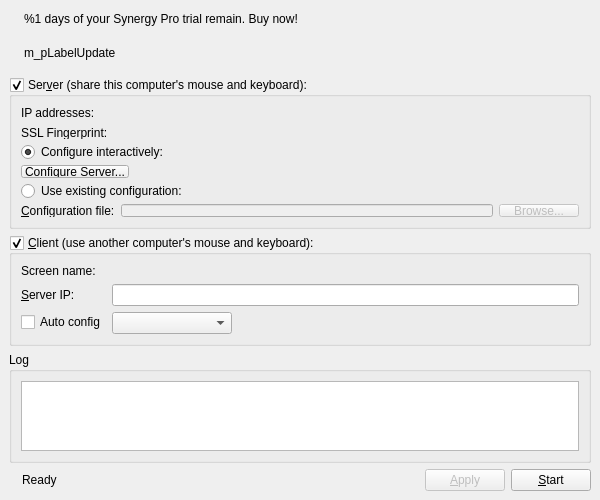
yshui/synergy-core, file src/gui/res/MainWindowBase.ui: the form before one commit.
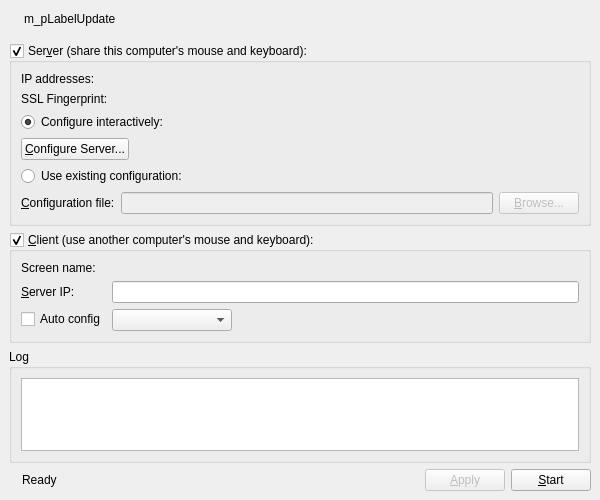
The form after the commit. Icons and pictures are not drawn.

Commit message: fewer lingering pieces left; UI things for the SSL messed up

Diff of the .ui file:
```diff
--- a/src/gui/res/MainWindowBase.ui
+++ b/src/gui/res/MainWindowBase.ui
@@ -27,57 +27,6 @@
   </property>
   <widget class="QWidget" name="centralwidget">
    <layout class="QVBoxLayout" name="verticalLayout_2">
-    <item>
-     <widget class="QWidget" name="m_trialWidget" native="true">
-      <layout class="QHBoxLayout" name="horizontalLayout_5">
-       <property name="leftMargin">
-        <number>2</number>
-       </property>
-       <property name="topMargin">
-        <number>0</number>
-       </property>
-       <property name="rightMargin">
-        <number>0</number>
-       </property>
-       <property name="bottomMargin">
-        <number>8</number>
-       </property>
-       <item>
-        <widget class="QLabel" name="label_3">
-         <property name="text">
-          <string/>
-         </property>
-         <property name="pixmap">
-          <pixmap resource="Synergy.qrc">:/res/icons/16x16/warning.png</pixmap>
-         </property>
-        </widget>
-       </item>
-       <item>
-        <widget class="QLabel" name="m_trialLabel">
-         <property name="text">
-          <string>&lt;html&gt;&lt;head/&gt;&lt;body&gt;&lt;p&gt;&lt;span style=&quot; font-weight:600;&quot;&gt;%1&lt;/span&gt; days of your Synergy Pro trial remain. &lt;a href=&quot;http://symless.com/pricing?src=gui&quot;&gt;&lt;span style=&quot; text-decoration: underline; color:#0000ff;&quot;&gt;Buy now!&lt;/span&gt;&lt;/a&gt;&lt;/p&gt;&lt;/body&gt;&lt;/html&gt;</string>
-         </property>
-         <property name="openExternalLinks">
-          <bool>true</bool>
-         </property>
-        </widget>
-       </item>
-       <item>
-        <spacer name="horizontalSpacer">
-         <property name="orientation">
-          <enum>Qt::Horizontal</enum>
-         </property>
-         <property name="sizeHint" stdset="0">
-          <size>
-           <width>40</width>
-           <height>20</height>
-          </size>
-         </property>
-        </spacer>
-       </item>
-      </layout>
-     </widget>
-    </item>
     <item>
      <widget class="QWidget" name="m_pWidgetUpdate" native="true">
       <layout class="QHBoxLayout" name="horizontalLayout_2">
```
The commit also changes 4 other files.
